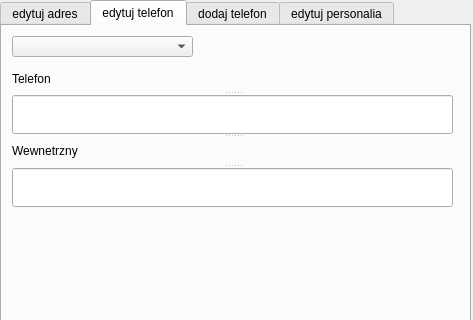
First picture: the form in Sklepzelektronika/edytuj_klienta.ui, repository kapi2700/Sklepzelektronika, before the edit; both pictures show x 0 to 473 and y 0 to 320 of the 473 by 509 pixel window.
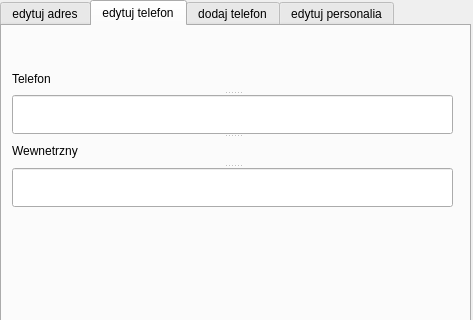
Second picture: the form after the edit. The open tabs and pages were chosen to show the change.

Diff of the .ui file:
```diff
--- a/Sklepzelektronika/edytuj_klienta.ui
+++ b/Sklepzelektronika/edytuj_klienta.ui
@@ -102,16 +102,6 @@
      </widget>
      <widget class="QLineEdit" name="wew_txt"/>
     </widget>
-    <widget class="QComboBox" name="comboBox">
-     <property name="geometry">
-      <rect>
-       <x>10</x>
-       <y>10</y>
-       <width>181</width>
-       <height>21</height>
-      </rect>
-     </property>
-    </widget>
    </widget>
    <widget class="QWidget" name="tab">
     <attribute name="title">
```
Left out of the diff: 2 changed lines with no effect on the pictures.
